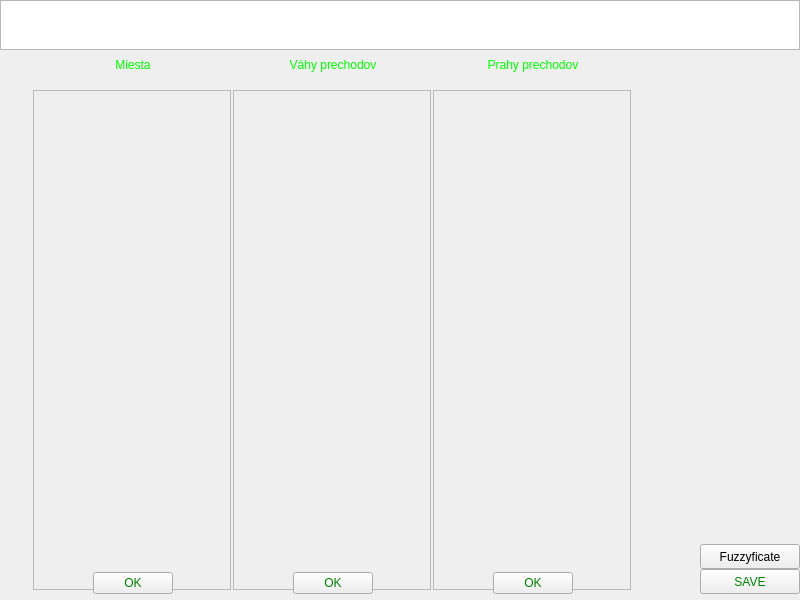
Before: the Qt Designer form gui/anotherWindowFinal.ui in PavolHradsky/PIS-bonus, drawn with Qt 5.
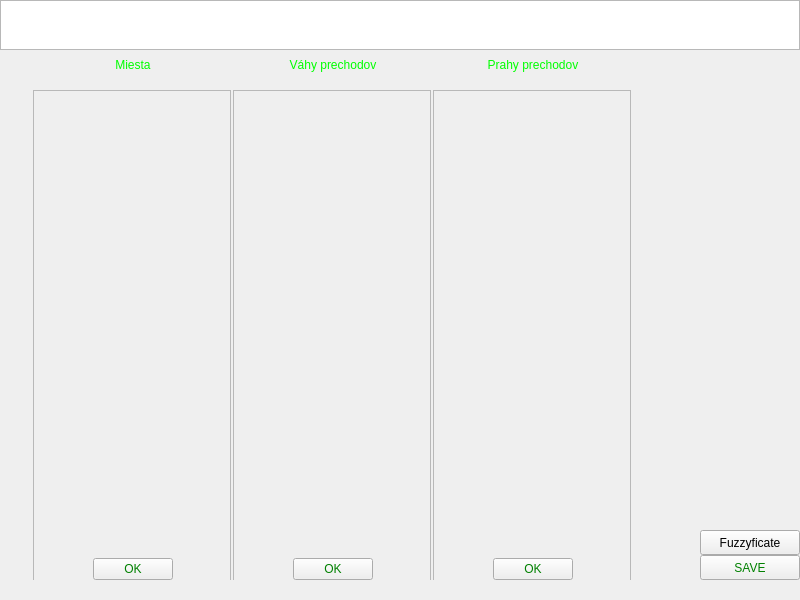
After: the same form once the commit is applied.

```diff
--- a/gui/anotherWindowFinal.ui
+++ b/gui/anotherWindowFinal.ui
@@ -619,9 +619,15 @@
           <property name="enabled">
            <bool>true</bool>
           </property>
+          <property name="minimumSize">
+           <size>
+            <width>0</width>
+            <height>20</height>
+           </size>
+          </property>
           <property name="font">
            <font>
-            <pointsize>4</pointsize>
+            <pointsize>6</pointsize>
            </font>
           </property>
           <property name="styleSheet">
```
